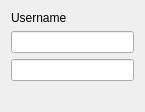
First picture: the form in src/authform.ui, repository firatakandere/lightdm-dynamic-greeter, before the edit.
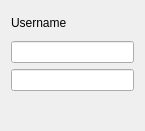
Second picture: the form after the edit. Custom widgets are drawn as their Qt base class.

Diff of the .ui file:
```diff
--- a/src/authform.ui
+++ b/src/authform.ui
@@ -7,7 +7,7 @@
     <x>0</x>
     <y>0</y>
     <width>145</width>
-    <height>106</height>
+    <height>131</height>
    </rect>
   </property>
   <property name="windowTitle">
@@ -35,6 +35,9 @@
      <property name="styleSheet">
       <string notr="true">background-color: 'white'</string>
      </property>
+     <property name="placeholderText">
+      <string/>
+     </property>
     </widget>
    </item>
    <item>
```
